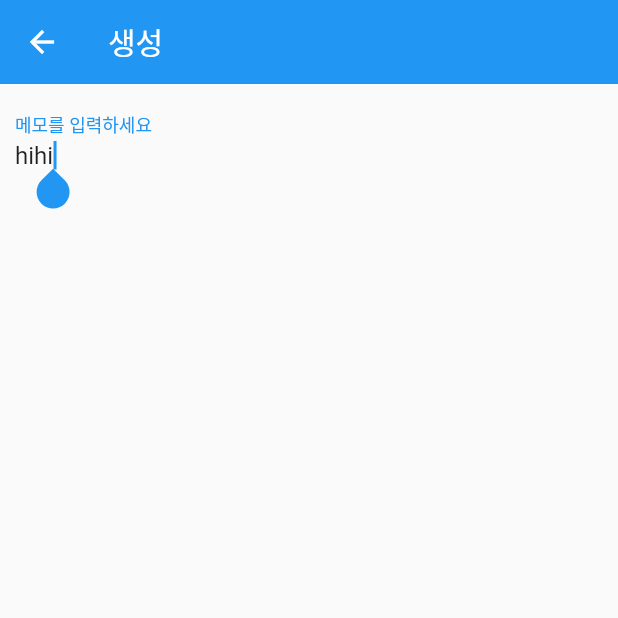
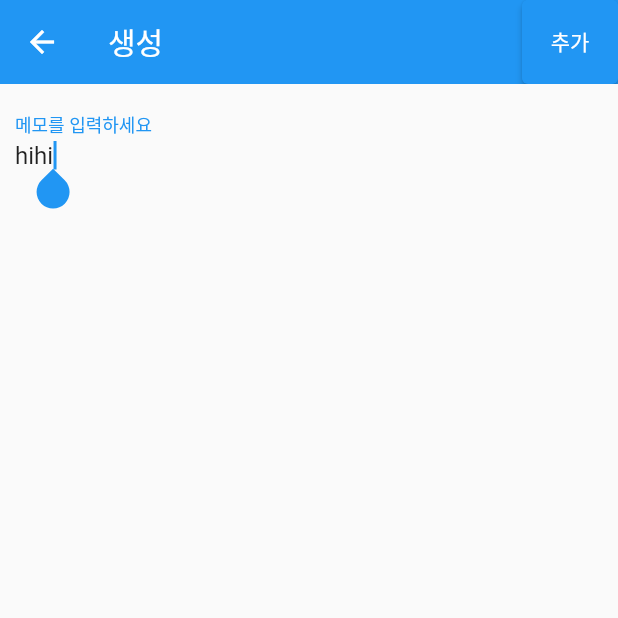
Before and after one commit to sky-build/FirebaseMemoApp, a Flutter app: the screen it shows after launch, after a tap on the "add" icon, on a phone screen of 412 x 824 dp, the top half of it. Run offline on Flutter 3.47's test engine with Material 2 defaults, Android fonts, the phone set to English and light mode, and no system bars; our stand-ins replace firebase_core, firebase_database; accounts and stored records are empty.

```diff
--- a/lib/View/edit_memo/edit_memo.dart
+++ b/lib/View/edit_memo/edit_memo.dart
@@ -1,3 +1,4 @@
+import 'package:firebase_memo_app/database/database_manager.dart';
 import 'package:flutter/material.dart';
 
 enum EditMemoType { add, edit }
@@ -7,6 +8,7 @@ class EditMemo extends StatelessWidget {
 
   final EditMemoType memoType = EditMemoType.edit;
   final TextEditingController _controller = TextEditingController(text: 'hihi');
+  final manager = DatabaseManager.instance;
 
   @override
   Widget build(BuildContext context) {
@@ -14,6 +16,14 @@ class EditMemo extends StatelessWidget {
       appBar: AppBar(
         title: Text(memoType == EditMemoType.edit ? '생성' : '수정'),
         elevation: 0.0,
+        actions: [
+          ElevatedButton(
+            onPressed: () {
+              manager.addData();
+            },
+            child: Text(memoType == EditMemoType.edit ? '추가' : '수정'),
+          ),
+        ],
       ),
       body: Padding(
         padding: const EdgeInsets.all(10.0),
--- a/lib/main.dart
+++ b/lib/main.dart
@@ -1,7 +1,17 @@
 import 'package:firebase_memo_app/View/home/home.dart';
 import 'package:flutter/material.dart';
 
-void main() {
+// firebase
+import 'package:firebase_core/firebase_core.dart';
+import 'firebase_options.dart';
+
+void main() async {
+  WidgetsFlutterBinding.ensureInitialized();
+  // TestWidgetsFlutterBinding.ensureInitialized();
+  await Firebase.initializeApp(
+    options: DefaultFirebaseOptions.currentPlatform,
+  );
+
   runApp(const MyApp());
 }
 
--- a/pubspec.yaml
+++ b/pubspec.yaml
@@ -34,6 +34,8 @@ dependencies:
   # The following adds the Cupertino Icons font to your application.
   # Use with the CupertinoIcons class for iOS style icons.
   cupertino_icons: ^1.0.2
+  firebase_core: ^1.19.2
+  firebase_database: ^9.0.19
 
 dev_dependencies:
   flutter_test:
```
Also changed, not shown: lib/database/database_manager.dart (added, +26 -0 lines), lib/firebase_options.dart (added), pubspec.lock, 12 other files.
